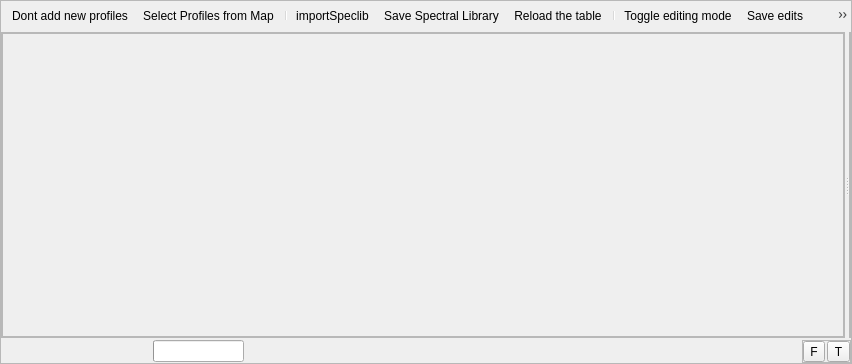
Above: qps/speclib/spectrallibrarywidget.ui from EnMAP-Box/qgispluginsupport before the change. Below: the same form after it.
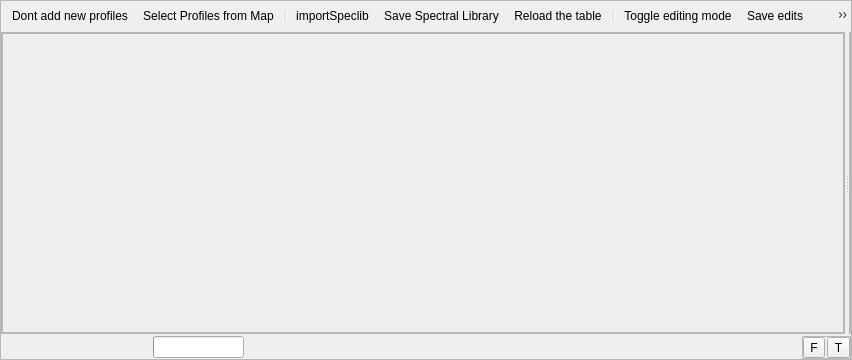
That is the form after the change. Icons and pictures are not drawn. Custom widgets are drawn as their Qt base class.

The edit to the form file:
```diff
--- a/qps/speclib/spectrallibrarywidget.ui
+++ b/qps/speclib/spectrallibrarywidget.ui
@@ -7,7 +7,7 @@
     <x>0</x>
     <y>0</y>
     <width>852</width>
-    <height>364</height>
+    <height>360</height>
    </rect>
   </property>
   <property name="windowTitle">
```
